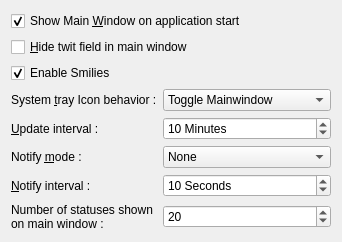
KDE/choqok, file src/prefs_base.ui: the form before one commit.
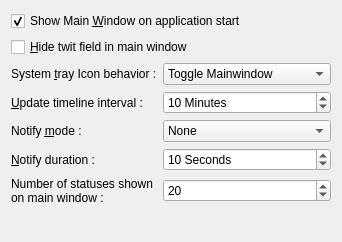
The form after the commit. Custom widgets are drawn as their Qt base class.

Commit message: Options for setting appearance of status widgets added.

```diff
--- a/src/prefs_base.ui
+++ b/src/prefs_base.ui
@@ -10,17 +10,17 @@
    </rect>
   </property>
   <layout class="QGridLayout" >
-   <item row="4" column="0" >
+   <item row="3" column="0" >
     <widget class="QLabel" name="label" >
      <property name="text" >
-      <string>&amp;Update interval :</string>
+      <string>&amp;Update timeline interval :</string>
      </property>
      <property name="buddy" >
       <cstring>kcfg_updateInterval</cstring>
      </property>
     </widget>
    </item>
-   <item row="4" column="1" colspan="2" >
+   <item row="3" column="1" colspan="2" >
     <widget class="KIntSpinBox" name="kcfg_updateInterval" >
      <property name="suffix" >
       <string> Minutes</string>
@@ -33,7 +33,7 @@
      </property>
     </widget>
    </item>
-   <item row="5" column="0" >
+   <item row="4" column="0" >
     <widget class="QLabel" name="label_3" >
      <property name="text" >
       <string>Notify &amp;mode :</string>
@@ -43,7 +43,7 @@
      </property>
     </widget>
    </item>
-   <item row="5" column="1" colspan="2" >
+   <item row="4" column="1" colspan="2" >
     <widget class="QComboBox" name="kcfg_notifyType" >
      <item>
       <property name="text" >
@@ -62,17 +62,17 @@
      </item>
     </widget>
    </item>
-   <item row="6" column="0" >
+   <item row="5" column="0" >
     <widget class="QLabel" name="label_4" >
      <property name="text" >
-      <string>&amp;Notify interval :</string>
+      <string>&amp;Notify duration :</string>
      </property>
      <property name="buddy" >
       <cstring>kcfg_notifyInterval</cstring>
      </property>
     </widget>
    </item>
-   <item row="6" column="1" colspan="2" >
+   <item row="5" column="1" colspan="2" >
     <widget class="KIntSpinBox" name="kcfg_notifyInterval" >
      <property name="suffix" >
       <string> Seconds</string>
@@ -88,7 +88,7 @@
      </property>
     </widget>
    </item>
-   <item row="9" column="0" colspan="3" >
+   <item row="8" column="0" colspan="3" >
     <spacer name="verticalSpacer" >
      <property name="orientation" >
       <enum>Qt::Vertical</enum>
@@ -101,7 +101,7 @@
      </property>
     </spacer>
    </item>
-   <item row="3" column="0" >
+   <item row="2" column="0" >
     <widget class="QLabel" name="label_2" >
      <property name="text" >
       <string>System &amp;tray Icon behavior :</string>
@@ -111,7 +111,7 @@
      </property>
     </widget>
    </item>
-   <item row="3" column="1" colspan="2" >
+   <item row="2" column="1" colspan="2" >
     <widget class="QComboBox" name="kcfg_systrayTriggerType" >
      <property name="toolTip" >
       <string>Set behavior of system tray icon clicking option</string>
@@ -150,7 +150,7 @@
      </property>
     </widget>
    </item>
-   <item row="7" column="0" >
+   <item row="6" column="0" >
     <widget class="QLabel" name="label_5" >
      <property name="maximumSize" >
       <size>
@@ -166,7 +166,7 @@
      </property>
     </widget>
    </item>
-   <item row="7" column="1" colspan="2" >
+   <item row="6" column="1" colspan="2" >
     <widget class="KIntSpinBox" name="kcfg_countOfStatusesOnMain" >
      <property name="minimum" >
       <number>1</number>
@@ -179,16 +179,6 @@
      </property>
     </widget>
    </item>
-   <item row="2" column="0" colspan="3" >
-    <widget class="QCheckBox" name="kcfg_isSmilysEnabled" >
-     <property name="text" >
-      <string>Enable Smilies</string>
-     </property>
-     <property name="checked" >
-      <bool>true</bool>
-     </property>
-    </widget>
-   </item>
   </layout>
  </widget>
  <layoutdefault spacing="6" margin="11" />
```
The commit also changes 5 other files.
